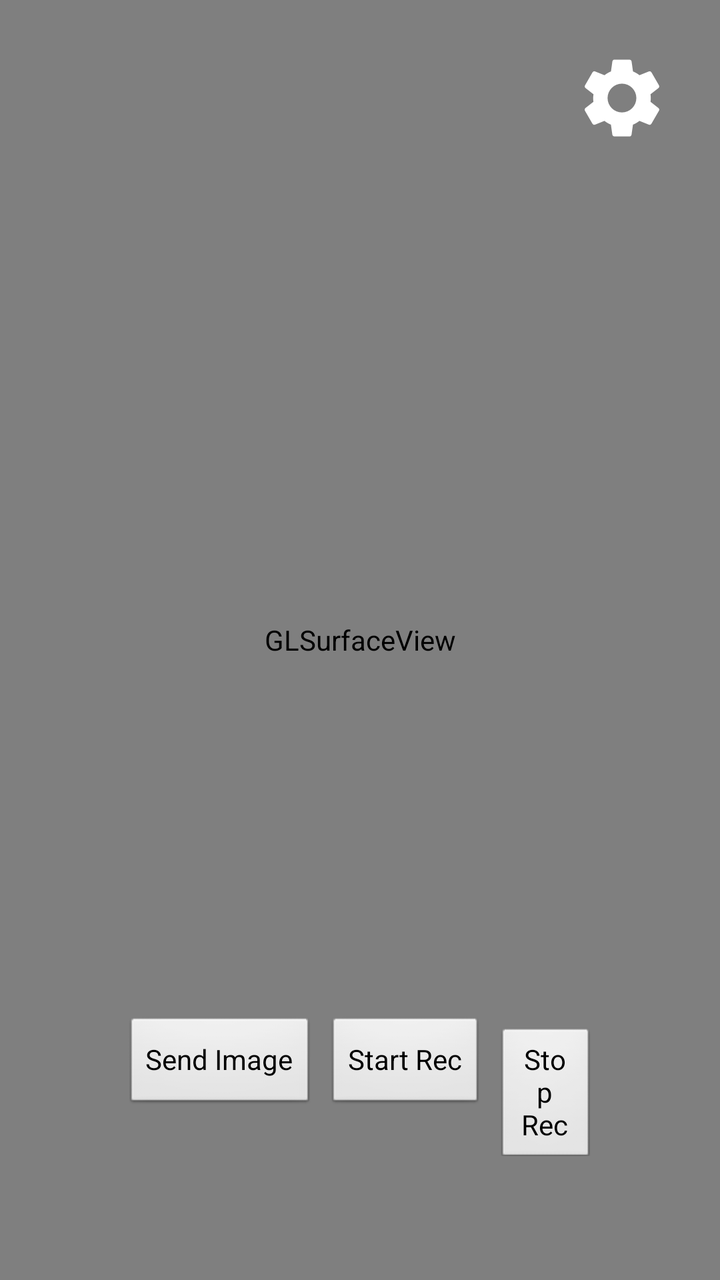
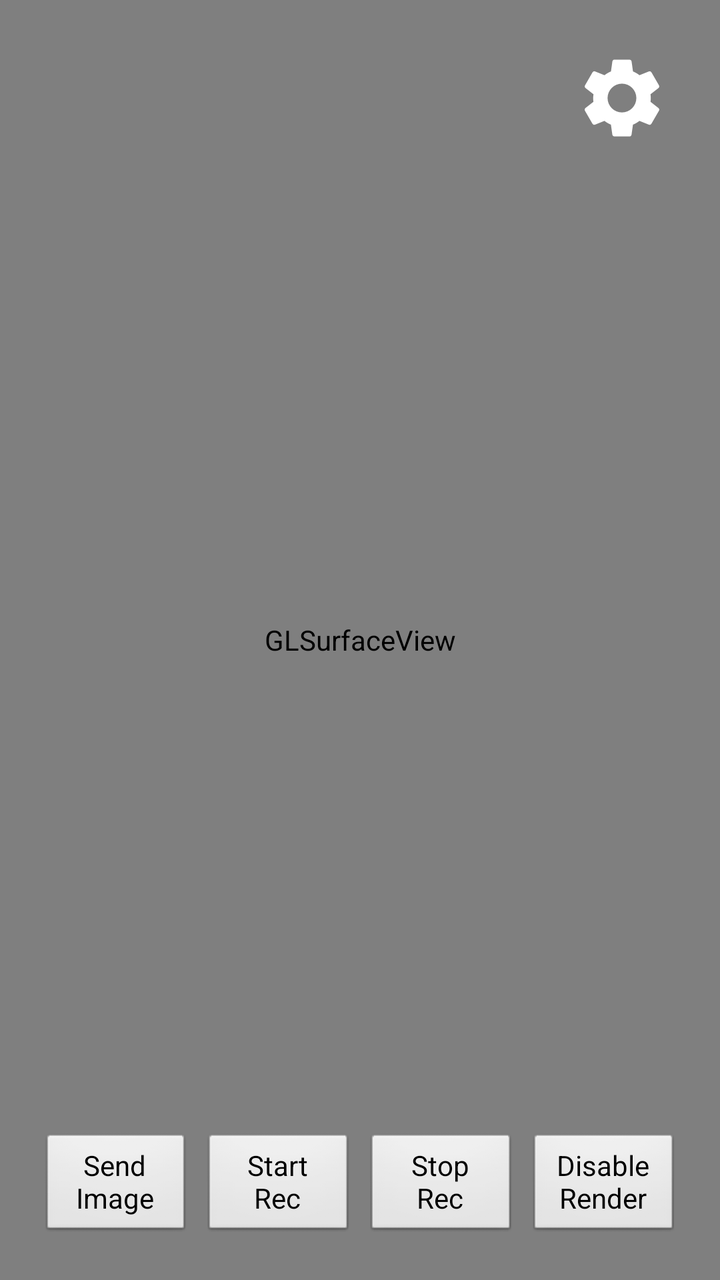

An Android layout rendered at two revisions. The XML below is the earlier revision; the diff shows what the commit changed to produce the second picture.
<!-- AndroidManifest.xml: application theme AppTheme -->
<!-- res/layout/activity_main.xml -->
<RelativeLayout xmlns:android="http://schemas.android.com/apk/res/android"
    xmlns:tools="http://schemas.android.com/tools"
    android:layout_width="match_parent"
    android:layout_height="match_parent"
    tools:context="com.google.ar.core.examples.c.helloar.HelloArActivity">

  <android.opengl.GLSurfaceView
      android:id="@+id/surfaceview"
      android:layout_width="match_parent"
      android:layout_height="match_parent"
      android:layout_gravity="top"/>

  <ImageButton
    android:id="@+id/settings_button"
    android:layout_width="wrap_content"
    android:layout_height="wrap_content"
    android:layout_alignParentEnd="true"
    android:layout_alignParentTop="true"
    android:layout_margin="25dp"
    android:src="@drawable/ic_settings"
    android:background="@android:color/transparent"/>

  <TextView
      android:id="@+id/msg"
      android:layout_width="wrap_content"
      android:layout_height="wrap_content"
      android:textSize="12sp" />

  <LinearLayout
      android:layout_width="match_parent"
      android:layout_height="wrap_content"
      android:layout_alignParentEnd="true"
      android:layout_alignParentBottom="true"
      android:layout_margin="50dp"
      android:padding="12dp"
      android:orientation="horizontal">
      <Button
          android:id="@+id/send_button"
          android:layout_width="wrap_content"
          android:layout_height="wrap_content"
          android:text="Send Image"
          android:textAllCaps="false" />
      <View
          android:layout_width="5dp"
          android:layout_height="0dp" />
      <Button
          android:id="@+id/startrec"
          android:layout_width="wrap_content"
          android:layout_height="wrap_content"
          android:text="Start Rec"
          android:textAllCaps="false" />
      <View
          android:layout_width="5dp"
          android:layout_height="0dp" />
      <Button
          android:id="@+id/stoprec"
          android:layout_width="wrap_content"
          android:layout_height="wrap_content"
          android:text="Stop Rec"
          android:textAllCaps="false" />
  </LinearLayout>


</RelativeLayout>
<!-- resources referenced by this layout -->
<resources>
  <!-- drawable ic_settings: png bitmap (drawable-xxhdpi, 1409 bytes) -->
  <style name="AppTheme" parent="AppBaseTheme">
      
    </style>
  <style name="AppBaseTheme" parent="android:Theme.Light">
      
    </style>
</resources>

<!-- the commit's change to res/layout/activity_main.xml (unified diff, before → after) -->
@@ -31,13 +31,14 @@
       android:layout_height="wrap_content"
       android:layout_alignParentEnd="true"
       android:layout_alignParentBottom="true"
-      android:layout_margin="50dp"
-      android:padding="12dp"
+      android:layout_margin="12dp"
+      android:padding="8dp"
       android:orientation="horizontal">
       <Button
           android:id="@+id/send_button"
-          android:layout_width="wrap_content"
+          android:layout_width="0dp"
           android:layout_height="wrap_content"
+          android:layout_weight="1"
           android:text="Send Image"
           android:textAllCaps="false" />
       <View
@@ -45,8 +46,9 @@
           android:layout_height="0dp" />
       <Button
           android:id="@+id/startrec"
-          android:layout_width="wrap_content"
+          android:layout_width="0dp"
           android:layout_height="wrap_content"
+          android:layout_weight="1"
           android:text="Start Rec"
           android:textAllCaps="false" />
       <View
@@ -54,9 +56,20 @@
           android:layout_height="0dp" />
       <Button
           android:id="@+id/stoprec"
-          android:layout_width="wrap_content"
+          android:layout_width="0dp"
           android:layout_height="wrap_content"
+          android:layout_weight="1"
           android:text="Stop Rec"
+          android:textAllCaps="false" />
+      <View
+          android:layout_width="5dp"
+          android:layout_height="0dp" />
+      <Button
+          android:id="@+id/render_toggle_button"
+          android:layout_width="0dp"
+          android:layout_height="wrap_content"
+          android:layout_weight="1"
+          android:text="Disable Render"
           android:textAllCaps="false" />
   </LinearLayout>
 
